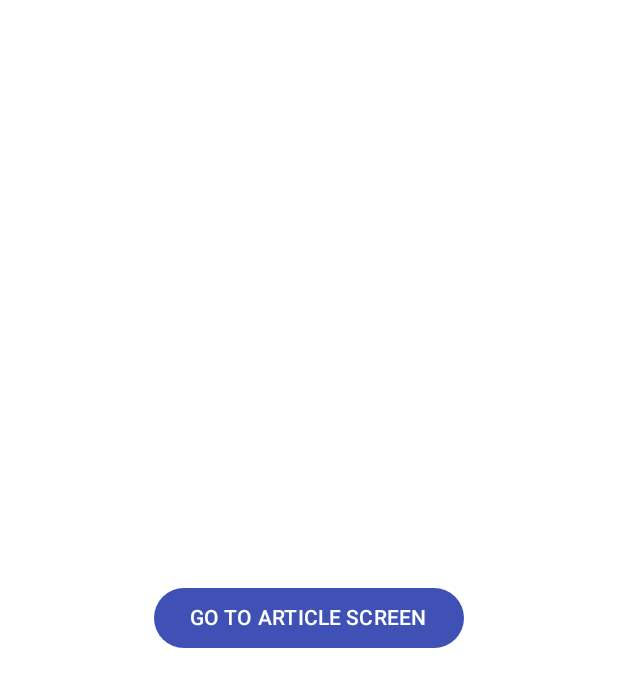
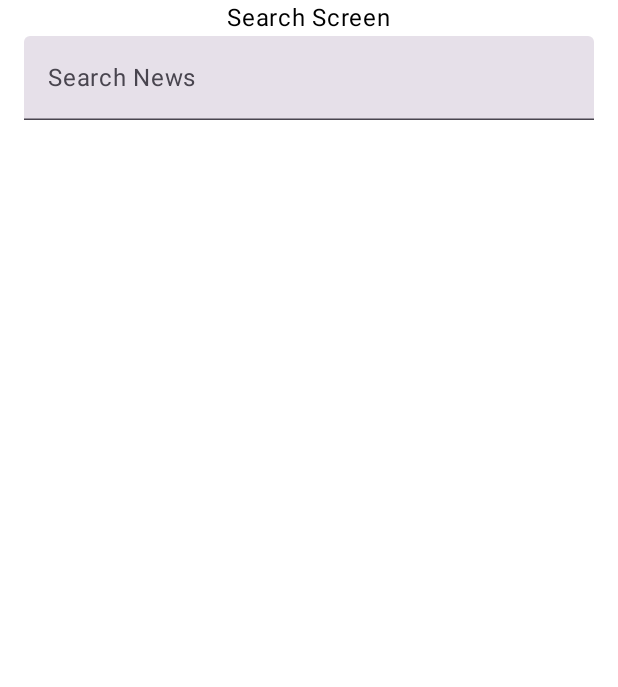
Before and after one commit to Ziraddin/News_App_Compose, an Android app built with Jetpack Compose: the composable AppNavHost shown on its own in the app's theme, on a phone screen of 412 x 824 dp. Shown: the top 687 px of the screen. Run offline under Robolectric (Android 15) with nearby library versions, the phone set to English and light mode, and no system bars.

Commit message:
Add NewsRepository and ViewModel for news search functionality
- Implement NewsApi for fetching news articles.
- Create NewsRepository to handle API calls.
- Add BookmarkViewModel for managing bookmarked news items.
- Update AppNavHost and SearchScreen to integrate news repository.
- Enhance SearchViewModel to manage search state and results.
- Add SharedPreferences for storing bookmarks.

```diff
--- /dev/null
+++ b/app/src/main/java/com/example/newsappcompose/ui/data/network/NewsApi.kt
@@ -0,0 +1,16 @@
+package com.example.newsappcompose.ui.data.network
+
+import com.example.newsappcompose.ui.data.model.NewsResponse
+import retrofit2.Response
+import retrofit2.http.GET
+import retrofit2.http.Query
+
+interface NewsApi {
+
+    @GET("everything/")
+    suspend fun getNews(
+        @Query("q") query: String,
+        @Query("apiKey") apikey: String,
+    ): Response<NewsResponse>
+
+}
--- /dev/null
+++ b/app/src/main/java/com/example/newsappcompose/ui/data/network/RetrofitHelper.kt
@@ -0,0 +1,15 @@
+package com.example.newsappcompose.ui.data.network
+
+import retrofit2.Retrofit
+import retrofit2.converter.gson.GsonConverterFactory
+
+object RetrofitHelper {
+    private val baseUrl = "https://newsapi.org/v2/"
+
+    fun getInstance(): NewsApi {
+        return Retrofit.Builder().baseUrl(baseUrl)
+            .addConverterFactory(GsonConverterFactory.create())
+            .build()
+            .create(NewsApi::class.java)
+    }
+}
--- a/app/src/main/java/com/example/newsappcompose/ui/ui/navigation/AppNavHost.kt
+++ b/app/src/main/java/com/example/newsappcompose/ui/ui/navigation/AppNavHost.kt
@@ -5,13 +5,17 @@ import androidx.compose.ui.Modifier
 import androidx.navigation.NavHostController
 import androidx.navigation.compose.NavHost
 import androidx.navigation.compose.composable
+import com.example.newsappcompose.ui.data.repository.NewsRepository
 import com.example.newsappcompose.ui.ui.screen.ArticleDetailScreen
 import com.example.newsappcompose.ui.ui.screen.BookmarkScreen
 import com.example.newsappcompose.ui.ui.screen.Screen
 import com.example.newsappcompose.ui.ui.screen.SearchScreen
 
 @Composable
-fun AppNavHost(navController: NavHostController, modifier: Modifier = Modifier) {
+fun AppNavHost(
+    navController: NavHostController, modifier: Modifier = Modifier,
+    newsRepository: NewsRepository
+) {
     NavHost(
         navController = navController,
         modifier = modifier,
@@ -19,7 +23,8 @@ fun AppNavHost(navController: NavHostController, modifier: Modifier = Modifier)
     ) {
         composable(Screen.Search.route) {
             SearchScreen(
-                navController = navController
+                navController = navController,
+                newsRepository = newsRepository
             )
         }
         composable(Screen.Bookmark.route) {
--- a/app/src/main/java/com/example/newsappcompose/ui/ui/screen/SearchScreen.kt
+++ b/app/src/main/java/com/example/newsappcompose/ui/ui/screen/SearchScreen.kt
@@ -1,28 +1,110 @@
 package com.example.newsappcompose.ui.ui.screen
 
+import android.util.Log
+import android.widget.ProgressBar
+import androidx.compose.foundation.layout.Arrangement
 import androidx.compose.foundation.layout.Box
+import androidx.compose.foundation.layout.Column
 import androidx.compose.foundation.layout.fillMaxSize
-import androidx.compose.material3.Button
+import androidx.compose.foundation.layout.fillMaxWidth
+import androidx.compose.foundation.layout.padding
+import androidx.compose.foundation.lazy.LazyColumn
+import androidx.compose.foundation.text.KeyboardActions
+import androidx.compose.foundation.text.KeyboardOptions
+import androidx.compose.material3.CircularProgressIndicator
 import androidx.compose.material3.Text
+import androidx.compose.material3.TextField
 import androidx.compose.runtime.Composable
+import androidx.compose.runtime.collectAsState
+import androidx.compose.runtime.getValue
+import androidx.compose.runtime.mutableStateOf
 import androidx.compose.ui.Alignment
 import androidx.compose.ui.Modifier
+import androidx.compose.ui.text.input.ImeAction
+import androidx.compose.ui.unit.dp
 import androidx.navigation.NavController
+import androidx.compose.runtime.remember
+import androidx.compose.runtime.setValue
+import androidx.compose.ui.graphics.Color
+import androidx.lifecycle.viewmodel.compose.viewModel
+import com.example.newsappcompose.ui.data.repository.NewsRepository
+import com.example.newsappcompose.ui.ui.viewmodel.SearchState
+import com.example.newsappcompose.ui.ui.viewmodel.SearchViewModel
 
 @Composable
-fun SearchScreen(navController: NavController) {
-    Box(
+fun SearchScreen(navController: NavController, newsRepository: NewsRepository) {
+    val newsRepository = newsRepository
+    var query by remember { mutableStateOf("") }
+    val viewModeSearch = SearchViewModel(repository = newsRepository)
+    val searchState by viewModeSearch.searchState.collectAsState()
+
+    Column(
         modifier = Modifier.fillMaxSize(),
-        contentAlignment = Alignment.Center,
+        horizontalAlignment = Alignment.CenterHorizontally,
     ) {
-        Text(text = "Search Screen")
+        Text(text = "Search Screen", Modifier.padding(horizontal = 16.dp))
+        SearchBar(
+            query = query, onQueryChange = { newQuery ->
+            query = newQuery
+        }, onSearch = {
+            if (query.isNotEmpty()) {
+                viewModeSearch.searchNews(query)
+            }
+        }, modifier = Modifier
+                .fillMaxWidth()
+                .padding(horizontal = 16.dp)
+        )
 
-        Button(
-            onClick = {
-                navController.navigate(Screen.ArticleDetail.route)
-            },
-        ) {
-            Text(text = "GO TO ARTICLE SCREEN")
+        when (searchState) {
+            is SearchState.Idle -> {
+                Log.d("SearchState", "Idle")
+            }
+
+            is SearchState.Loading -> {
+                Box(
+                    contentAlignment = Alignment.Center, modifier = Modifier.fillMaxSize()
+                ) {
+                    CircularProgressIndicator()
+                }
+            }
+
+            is SearchState.Success -> {
+                val result = (searchState as SearchState.Success).result
+                LazyColumn(
+                    modifier = Modifier
+                        .fillMaxSize()
+                        .padding(16.dp),
+                    verticalArrangement = Arrangement.spacedBy(8.dp)
+                ) {
+                    items(result.size) { index ->
+                        val newsItem = result[index]
+                        Text(text = newsItem.title, modifier = Modifier.padding(8.dp))
+                    }
+                }
+            }
+
+            is SearchState.Error -> {
+                val errorMessage = (searchState as SearchState.Error).message
+                Text(text = errorMessage, color = Color.Red)
+            }
         }
     }
 }
+
+@Composable
+fun SearchBar(
+    query: String,
+    onQueryChange: (String) -> Unit,
+    onSearch: () -> Unit,
+    modifier: Modifier = Modifier
+) {
+    TextField(
+        value = query,
+        onValueChange = onQueryChange,
+        modifier = modifier.fillMaxWidth(),
+        placeholder = { Text("Search News") },
+        singleLine = true,
+        keyboardActions = KeyboardActions(onSearch = { onSearch() }),
+        keyboardOptions = KeyboardOptions.Default.copy(imeAction = ImeAction.Search)
+    )
+}
```
Also changed, not shown: app/build.gradle.kts (+24 -0 lines), app/src/main/java/com/example/newsappcompose/ui/MainActivity.kt (+5 -2 lines), app/src/main/java/com/example/newsappcompose/ui/data/local/SharedPreferences.kt (added, +25 -0 lines), app/src/main/java/com/example/newsappcompose/ui/data/model/NewsItem.kt (added, +22 -0 lines), app/src/main/java/com/example/newsappcompose/ui/data/repository/NewsRepository.kt (added, +28 -0 lines), app/src/main/java/com/example/newsappcompose/ui/ui/viewmodel/BookmarkViewModel.kt (added, +30 -0 lines), app/src/main/java/com/example/newsappcompose/ui/ui/viewmodel/SearchViewModel.kt (added, +42 -0 lines).
